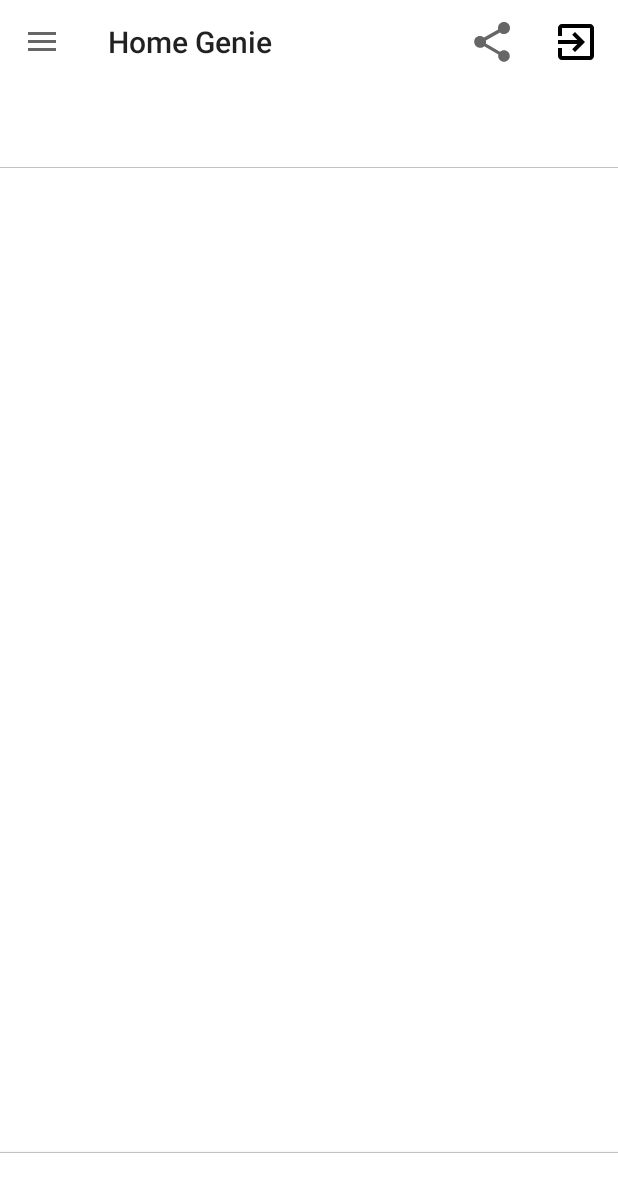
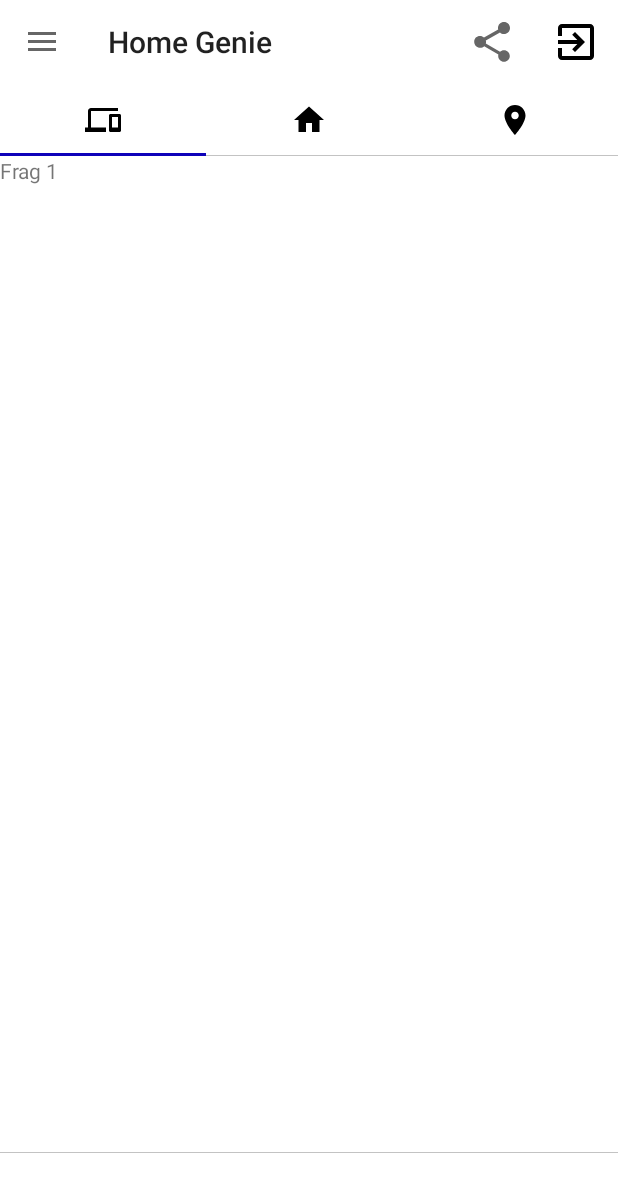
Before and after one commit to anskarthik/GeeneApp, an Android app: the UserHomeActivity screen opened directly, with no data from a screen before it, on a phone screen of 412 x 824 dp. Shown: the top 1192 px of the screen. Run offline under Robolectric (Android 15) with nearby library versions, the phone set to English and light mode, and no system bars; our stand-ins replace ButterKnife.

Commit message:
tab layout and fragments

```diff
--- /dev/null
+++ b/app/src/main/java/com/genie/home/genieapp/PagerAdapter.java
@@ -0,0 +1,31 @@
+package com.genie.home.genieapp;
+
+import android.support.v4.app.Fragment;
+import android.support.v4.app.FragmentManager;
+import android.support.v4.app.FragmentPagerAdapter;
+
+import java.util.ArrayList;
+import java.util.List;
+
+public class PagerAdapter extends FragmentPagerAdapter {
+
+    private final List<Fragment> mFragmentList = new ArrayList<>();
+
+    public PagerAdapter(FragmentManager fm) {
+        super(fm);
+    }
+
+    @Override
+    public Fragment getItem(int i) {
+        return mFragmentList.get(i);
+    }
+
+    @Override
+    public int getCount() {
+        return mFragmentList.size();
+    }
+
+    public void addFragment(Fragment frag) {
+        mFragmentList.add(frag);
+    }
+}
--- /dev/null
+++ b/app/src/main/java/com/genie/home/genieapp/Tab1Fragment.java
@@ -0,0 +1,18 @@
+package com.genie.home.genieapp;
+
+import android.os.Bundle;
+import android.support.annotation.NonNull;
+import android.support.annotation.Nullable;
+import android.support.v4.app.Fragment;
+import android.view.LayoutInflater;
+import android.view.View;
+import android.view.ViewGroup;
+
+public class Tab1Fragment extends Fragment {
+
+    @Nullable
+    @Override
+    public View onCreateView(@NonNull LayoutInflater inflater, @Nullable ViewGroup container, @Nullable Bundle savedInstanceState) {
+        return inflater.inflate(R.layout.fragment1_layout, container, false);
+    }
+}
--- /dev/null
+++ b/app/src/main/java/com/genie/home/genieapp/Tab2Fragment.java
@@ -0,0 +1,18 @@
+package com.genie.home.genieapp;
+
+import android.os.Bundle;
+import android.support.annotation.NonNull;
+import android.support.annotation.Nullable;
+import android.support.v4.app.Fragment;
+import android.view.LayoutInflater;
+import android.view.View;
+import android.view.ViewGroup;
+
+public class Tab2Fragment extends Fragment {
+
+    @Nullable
+    @Override
+    public View onCreateView(@NonNull LayoutInflater inflater, @Nullable ViewGroup container, @Nullable Bundle savedInstanceState) {
+        return inflater.inflate(R.layout.fragment2_layout, container, false);
+    }
+}
--- /dev/null
+++ b/app/src/main/java/com/genie/home/genieapp/Tab3Fragment.java
@@ -0,0 +1,18 @@
+package com.genie.home.genieapp;
+
+import android.os.Bundle;
+import android.support.annotation.NonNull;
+import android.support.annotation.Nullable;
+import android.support.v4.app.Fragment;
+import android.view.LayoutInflater;
+import android.view.View;
+import android.view.ViewGroup;
+
+public class Tab3Fragment extends Fragment {
+
+    @Nullable
+    @Override
+    public View onCreateView(@NonNull LayoutInflater inflater, @Nullable ViewGroup container, @Nullable Bundle savedInstanceState) {
+        return inflater.inflate(R.layout.fragment3_layout, container, false);
+    }
+}
--- a/app/src/main/java/com/genie/home/genieapp/UserHomeActivity.java
+++ b/app/src/main/java/com/genie/home/genieapp/UserHomeActivity.java
@@ -8,7 +8,9 @@ import android.os.Bundle;
 import android.os.Handler;
 import android.support.annotation.NonNull;
 import android.support.design.widget.NavigationView;
+import android.support.design.widget.TabLayout;
 import android.support.v4.view.GravityCompat;
+import android.support.v4.view.ViewPager;
 import android.support.v4.widget.DrawerLayout;
 import android.support.v7.app.ActionBarDrawerToggle;
 import android.support.v7.app.AppCompatActivity;
@@ -41,12 +43,26 @@ public class UserHomeActivity extends AppCompatActivity
     DrawerLayout drawer;
     @BindView(R.id.nav_view)
     NavigationView navigationView;
+    @BindView(R.id.container)
+    ViewPager viewPager;
+    @BindView(R.id.tabs)
+    TabLayout tabLayout;
+
+    private PagerAdapter pagerAdapter;
 
     @Override
     protected void onCreate(Bundle savedInstanceState) {
         super.onCreate(savedInstanceState);
         setContentView(R.layout.activity_user_home);
         ButterKnife.bind(this);
+
+        pagerAdapter = new PagerAdapter(getSupportFragmentManager());
+        setupViewPager(viewPager);
+        tabLayout.setupWithViewPager(viewPager);
+
+        tabLayout.getTabAt(0).setIcon(R.drawable.ic_devices_black_24dp);
+        tabLayout.getTabAt(1).setIcon(R.drawable.ic_home_black_24dp);
+        tabLayout.getTabAt(2).setIcon(R.drawable.ic_room_black_24dp);
 
         setSupportActionBar(toolbar);
         context = getApplicationContext();
@@ -64,6 +80,13 @@ public class UserHomeActivity extends AppCompatActivity
 
         navigationView.setNavigationItemSelectedListener(this);
 
+    }
+
+    private void setupViewPager(ViewPager viewPager) {
+        pagerAdapter.addFragment(new Tab1Fragment());
+        pagerAdapter.addFragment(new Tab2Fragment());
+        pagerAdapter.addFragment(new Tab3Fragment());
+        viewPager.setAdapter(pagerAdapter);
     }
 
     public void logout() {
--- /dev/null
+++ b/app/src/main/res/drawable/ic_devices_black_24dp.xml
@@ -0,0 +1,9 @@
+<vector xmlns:android="http://schemas.android.com/apk/res/android"
+    android:width="24dp"
+    android:height="24dp"
+    android:viewportWidth="24.0"
+    android:viewportHeight="24.0">
+    <path
+        android:fillColor="#FF000000"
+        android:pathData="M4,6h18L22,4L4,4c-1.1,0 -2,0.9 -2,2v11L0,17v3h14v-3L4,17L4,6zM23,8h-6c-0.55,0 -1,0.45 -1,1v10c0,0.55 0.45,1 1,1h6c0.55,0 1,-0.45 1,-1L24,9c0,-0.55 -0.45,-1 -1,-1zM22,17h-4v-7h4v7z" />
+</vector>
--- /dev/null
+++ b/app/src/main/res/drawable/ic_home_black_24dp.xml
@@ -0,0 +1,9 @@
+<vector xmlns:android="http://schemas.android.com/apk/res/android"
+    android:width="24dp"
+    android:height="24dp"
+    android:viewportWidth="24.0"
+    android:viewportHeight="24.0">
+    <path
+        android:fillColor="#FF000000"
+        android:pathData="M10,20v-6h4v6h5v-8h3L12,3 2,12h3v8z" />
+</vector>
--- /dev/null
+++ b/app/src/main/res/drawable/ic_room_black_24dp.xml
@@ -0,0 +1,9 @@
+<vector xmlns:android="http://schemas.android.com/apk/res/android"
+    android:width="24dp"
+    android:height="24dp"
+    android:viewportWidth="24.0"
+    android:viewportHeight="24.0">
+    <path
+        android:fillColor="#FF000000"
+        android:pathData="M12,2C8.13,2 5,5.13 5,9c0,5.25 7,13 7,13s7,-7.75 7,-13c0,-3.87 -3.13,-7 -7,-7zM12,11.5c-1.38,0 -2.5,-1.12 -2.5,-2.5s1.12,-2.5 2.5,-2.5 2.5,1.12 2.5,2.5 -1.12,2.5 -2.5,2.5z" />
+</vector>
--- a/app/src/main/res/layout/activity_user_home.xml
+++ b/app/src/main/res/layout/activity_user_home.xml
@@ -11,6 +11,16 @@
         android:layout_width="match_parent"
         android:layout_height="match_parent"
         android:background="@color/colorWhite">
+
+        <RelativeLayout
+            android:layout_width="match_parent"
+            android:layout_height="match_parent">
+
+            <RelativeLayout
+                android:id="@+id/relLayoutTop"
+                android:layout_width="match_parent"
+                android:layout_height="wrap_content"
+                android:layout_alignParentTop="true">
 
                 <LinearLayout
                     android:layout_width="match_parent"
@@ -34,16 +44,37 @@
                         android:layout_width="match_parent"
                         android:layout_height="wrap_content">
 
-                <android.support.v7.widget.Toolbar
-                    android:id="@+id/toolbarTop"
+                        <android.support.design.widget.TabLayout
+                            android:id="@+id/tabs"
                             android:layout_width="match_parent"
                             android:layout_height="wrap_content"
                             android:background="@drawable/white_grey_border_bottom">
 
-                </android.support.v7.widget.Toolbar>
+                        </android.support.design.widget.TabLayout>
 
                     </android.support.design.widget.AppBarLayout>
                 </LinearLayout>
+            </RelativeLayout>
+
+            <RelativeLayout
+                android:layout_width="match_parent"
+                android:layout_height="match_parent"
+                android:layout_above="@+id/relLayoutBottom"
+                android:layout_below="@+id/relLayoutTop">
+
+                <android.support.v4.view.ViewPager
+                    android:id="@+id/container"
+                    android:layout_width="match_parent"
+                    android:layout_height="match_parent">
+
+                </android.support.v4.view.ViewPager>
+            </RelativeLayout>
+
+            <RelativeLayout
+                android:layout_width="match_parent"
+                android:layout_height="wrap_content"
+                android:id="@+id/relLayoutBottom"
+                android:layout_alignParentBottom="true">
 
                 <android.support.design.widget.AppBarLayout
                     android:layout_width="match_parent"
@@ -59,6 +90,8 @@
                     </android.support.v7.widget.Toolbar>
 
                 </android.support.design.widget.AppBarLayout>
+            </RelativeLayout>
+        </RelativeLayout>
 
     </android.support.design.widget.CoordinatorLayout>
     <!--<android.support.constraint.ConstraintLayout-->
--- /dev/null
+++ b/app/src/main/res/layout/fragment1_layout.xml
@@ -0,0 +1,14 @@
+<?xml version="1.0" encoding="utf-8"?>
+<RelativeLayout xmlns:android="http://schemas.android.com/apk/res/android"
+    android:layout_width="match_parent"
+    android:layout_height="match_parent"
+    android:orientation="vertical">
+
+    <!-- TODO: Update blank fragment layout -->
+    <TextView
+        android:id="@+id/frag1_txtView"
+        android:layout_width="match_parent"
+        android:layout_height="match_parent"
+        android:text="Frag 1" />
+
+</RelativeLayout>
--- /dev/null
+++ b/app/src/main/res/layout/fragment2_layout.xml
@@ -0,0 +1,14 @@
+<?xml version="1.0" encoding="utf-8"?>
+<RelativeLayout xmlns:android="http://schemas.android.com/apk/res/android"
+    android:layout_width="match_parent"
+    android:layout_height="match_parent"
+    android:orientation="vertical">
+
+    <!-- TODO: Update blank fragment layout -->
+    <TextView
+        android:id="@+id/frag2_txtView"
+        android:layout_width="match_parent"
+        android:layout_height="match_parent"
+        android:text="Frag 2" />
+
+</RelativeLayout>
--- /dev/null
+++ b/app/src/main/res/layout/fragment3_layout.xml
@@ -0,0 +1,14 @@
+<?xml version="1.0" encoding="utf-8"?>
+<RelativeLayout xmlns:android="http://schemas.android.com/apk/res/android"
+    android:layout_width="match_parent"
+    android:layout_height="match_parent"
+    android:orientation="vertical">
+
+    <!-- TODO: Update blank fragment layout -->
+    <TextView
+        android:id="@+id/frag3_txtView"
+        android:layout_width="match_parent"
+        android:layout_height="match_parent"
+        android:text="Frag 3" />
+
+</RelativeLayout>
```
Lines whose indentation alone changed are shown as unchanged.
